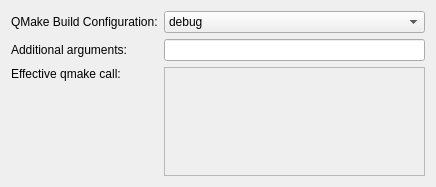
The window that src/plugins/qt4projectmanager/qmakestep.ui (qt-creator/qt-creator) describes before a commit, drawn with Qt 5.
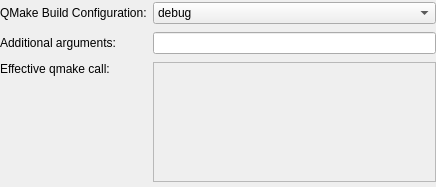
The same window after the commit.

Commit message: Corrected field growth policies.

```diff
--- a/src/plugins/qt4projectmanager/qmakestep.ui
+++ b/src/plugins/qt4projectmanager/qmakestep.ui
@@ -11,6 +11,12 @@
    </rect>
   </property>
   <layout class="QFormLayout" name="formLayout">
+   <property name="fieldGrowthPolicy">
+    <enum>QFormLayout::ExpandingFieldsGrow</enum>
+   </property>
+   <property name="margin">
+    <number>0</number>
+   </property>
    <item row="0" column="0">
     <widget class="QLabel" name="label_2">
      <property name="text">
@@ -20,6 +26,12 @@
    </item>
    <item row="0" column="1">
     <widget class="QComboBox" name="buildConfigurationComboBox">
+     <property name="sizePolicy">
+      <sizepolicy hsizetype="Expanding" vsizetype="Fixed">
+       <horstretch>0</horstretch>
+       <verstretch>0</verstretch>
+      </sizepolicy>
+     </property>
      <item>
       <property name="text">
        <string>debug</string>
```
The commit also changes 4 other files.
